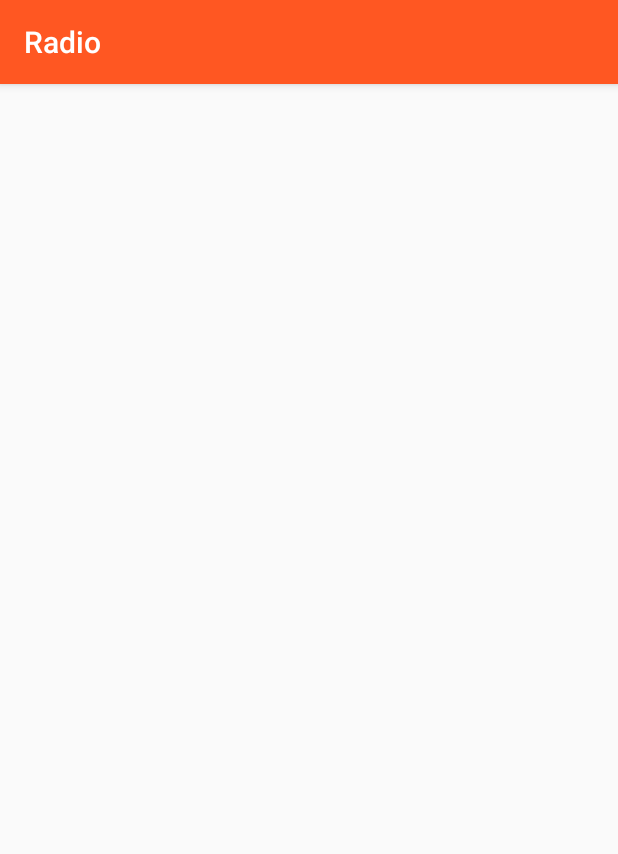
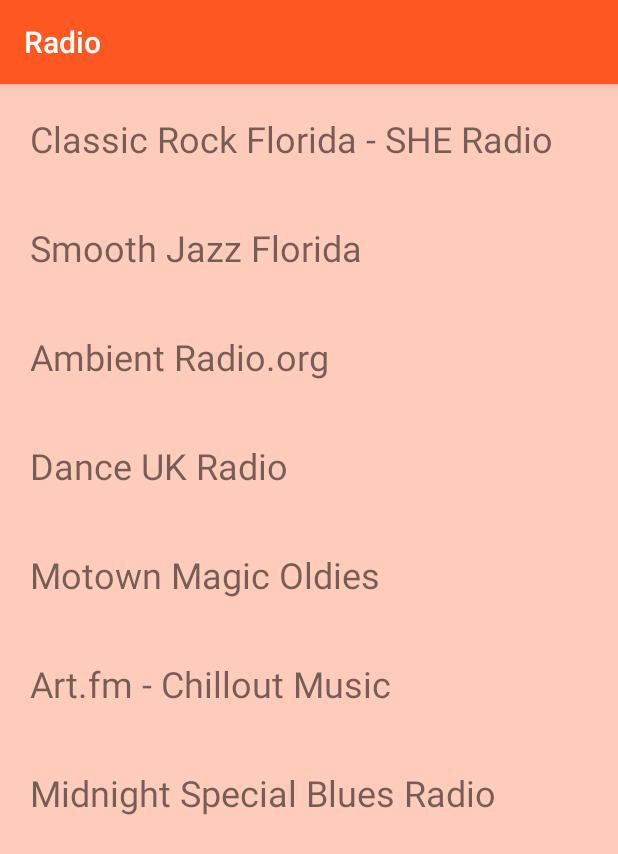
Before and after one commit to MarynaKalachova/Music_App, an Android app: the RadioActivity screen opened directly, with no data from a screen before it, on a phone screen of 412 x 824 dp. Shown: the top 854 px of the screen. Run offline under Robolectric (Android 15) with nearby library versions, the light colour scheme and no system bars.

Commit message:
Add radiostations names to activity_radio. To set up the MediaPlayer latter.

```diff
--- a/app/src/main/java/com/example/android/mymusicapp/RadioActivity.java
+++ b/app/src/main/java/com/example/android/mymusicapp/RadioActivity.java
@@ -9,5 +9,8 @@
     protected void onCreate(Bundle savedInstanceState) {
         super.onCreate(savedInstanceState);
         setContentView(R.layout.activity_radio);
+
+        /*To stream radio, this class should contain public class MediaPlayer and onClickListener
+         * method for each TextView with the name of the radio. */
     }
 }
--- a/app/src/main/res/layout/activity_radio.xml
+++ b/app/src/main/res/layout/activity_radio.xml
@@ -1,12 +1,40 @@
 <?xml version="1.0" encoding="utf-8"?>
-<RelativeLayout xmlns:android="http://schemas.android.com/apk/res/android"
+<ScrollView xmlns:android="http://schemas.android.com/apk/res/android"
     xmlns:tools="http://schemas.android.com/tools"
-    android:layout_width="match_parent"
-    android:layout_height="match_parent"
-    android:paddingBottom="@dimen/activity_vertical_margin"
-    android:paddingLeft="@dimen/activity_horizontal_margin"
-    android:paddingRight="@dimen/activity_horizontal_margin"
-    android:paddingTop="@dimen/activity_vertical_margin"
+    style="@style/ScrollViewStyle"
     tools:context="com.example.android.mymusicapp.RadioActivity">
 
-</RelativeLayout>
+    <LinearLayout style="@style/LinearLayoutWithBackgroundColor">
+
+        <TextView
+            android:id="@+id/classic_rock_florida"
+            style="@style/ListStyle"
+            android:text="@string/radio1" />
+
+        <TextView
+            style="@style/ListStyle"
+            android:text="@string/radio2" />
+
+        <TextView
+            style="@style/ListStyle"
+            android:text="@string/radio3" />
+
+        <TextView
+            style="@style/ListStyle"
+            android:text="@string/radio4" />
+
+        <TextView
+            style="@style/ListStyle"
+            android:text="@string/radio5" />
+
+        <TextView
+            style="@style/ListStyle"
+            android:text="@string/radio6" />
+
+        <TextView
+            style="@style/ListStyle"
+            android:text="@string/radio7" />
+
+    </LinearLayout>
+
+</ScrollView>
--- a/app/src/main/res/values/colors.xml
+++ b/app/src/main/res/values/colors.xml
@@ -7,7 +7,8 @@
     <color name="category2">#ffab91</color>
     <color name="category3">#ff8a64</color>
     <color name="category4">#ff7043</color>
-    <color name="colorText">#FFFFFF</color>
+    <color name="colorTextWhite">#FFFFFF</color>
+    <color name="colorTextGrey">#757575</color>
 
 
 </resources>
--- a/app/src/main/res/values/strings.xml
+++ b/app/src/main/res/values/strings.xml
@@ -20,4 +20,20 @@
     <string name="genre_jazz_blues">Jazz and Blues</string>
     <string name="genre_instrumental">Instrumental</string>
 
+    //http://www.ClassicRockFLorida.com
+    <string name="radio1">Classic Rock Florida - SHE Radio</string>
+    http://www.smoothjazzflorida.com
+    <string name="radio2">Smooth Jazz Florida</string>
+    //http://AmbientRadio.org
+    <string name="radio3">Ambient Radio.org</string>
+    //http://www.danceradiouk.com
+    <string name="radio4">Dance UK Radio</string>
+    //http://www.magicoldiesflorida.com
+    <string name="radio5">Motown Magic Oldies</string>
+    http://art.fm
+    <string name="radio6">Art.fm - Chillout Music</string>
+    //http://www.ms-blues.com
+    <string name="radio7">Midnight Special Blues Radio</string>
+
+
 </resources>
--- a/app/src/main/res/values/styles.xml
+++ b/app/src/main/res/values/styles.xml
@@ -14,7 +14,7 @@
         <item name="android:layout_weight">1</item>
         <item name="android:gravity">center</item>
         <item name="android:textSize">24sp</item>
-        <item name="android:textColor">@color/colorText</item>
+        <item name="android:textColor">@color/colorTextWhite</item>
     </style>
 
     <style name="mainActivityTextView_Offline" parent="@style/mainActivityTextView">
@@ -49,7 +49,7 @@
         <item name="android:layout_alignParentTop">true</item>
         <item name="android:gravity">center</item>
         <item name="android:textSize">24sp</item>
-        <item name="android:textColor">@color/colorText</item>
+        <item name="android:textColor">@color/colorTextWhite</item>
     </style>
 
     <style name="secondaryActivity1" parent="@style/secondaryActivityTextView">
@@ -70,4 +70,24 @@
         <item name="android:scaleType">centerCrop</item>
     </style>
 
+    <style name="LinearLayoutWithBackgroundColor">
+        <item name="android:layout_width">match_parent</item>
+        <item name="android:layout_height">match_parent</item>
+        <item name="android:orientation">vertical</item>
+        <item name="android:background">@color/colorLightPrimaryColor</item>
+    </style>
+
+    <style name="ListStyle">
+        <item name="android:textSize">24sp</item>
+        <item name="android:layout_width">match_parent</item>
+        <item name="android:layout_height">match_parent</item>
+        <item name="android:layout_margin">20dp</item>
+    </style>
+
+    <style name="ScrollViewStyle">
+        <item name="android:layout_width">match_parent</item>
+        <item name="android:layout_height">match_parent</item>
+        <item name="android:background">@color/colorLightPrimaryColor</item>
+    </style>
+
 </resources>
```
Also changed, not shown: app/src/main/res/drawable/drums.jpg (added), app/src/main/res/drawable/radio.jpg (added).
